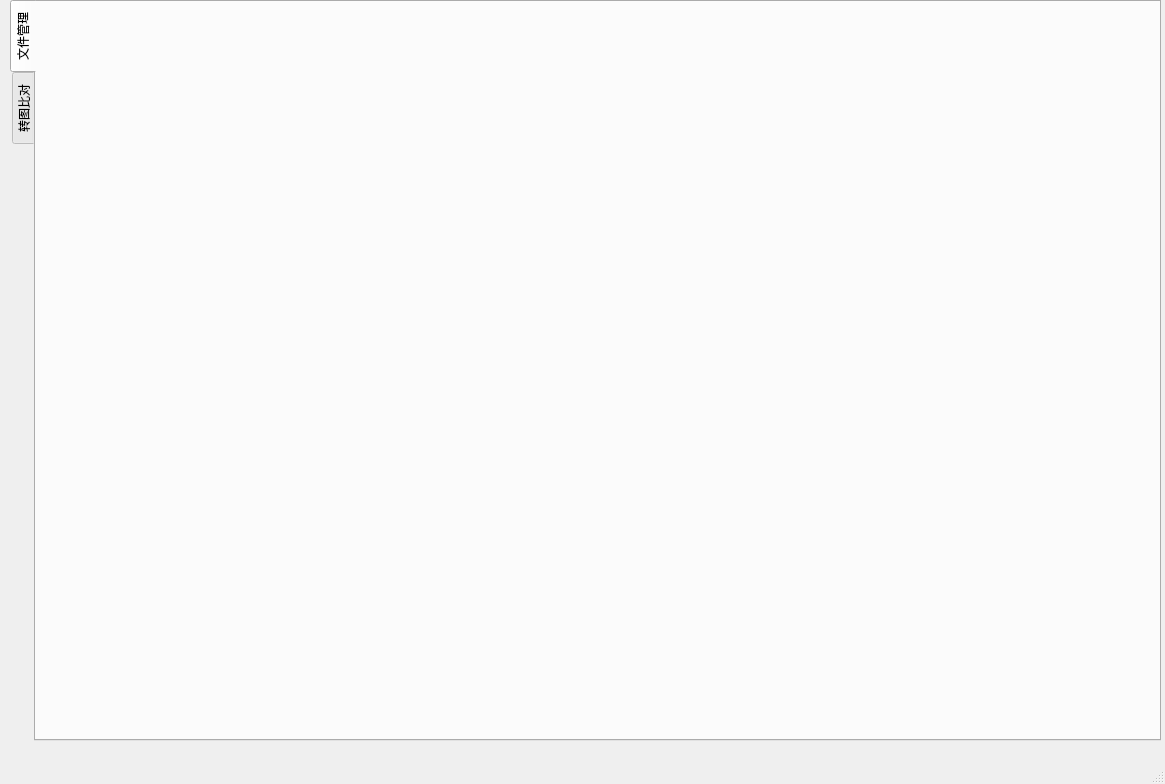
Before: the Qt Designer form ui/mainWindow.ui in naivete13sky/epvs, drawn with Qt 5.
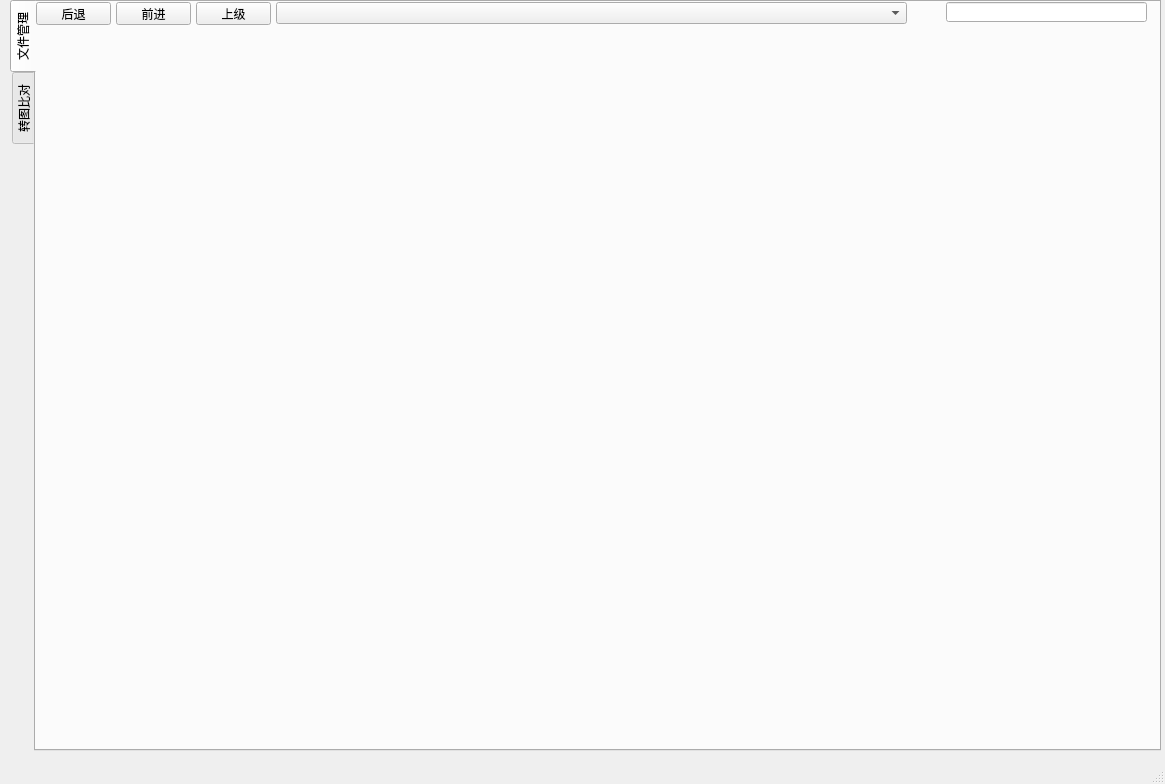
After: the same form once the commit is applied. Custom widgets are drawn as their Qt base class.

Commit message: 20230526-2 tab widget

What changed in the file:
```diff
--- a/ui/mainWindow.ui
+++ b/ui/mainWindow.ui
@@ -20,7 +20,7 @@
       <x>10</x>
       <y>0</y>
       <width>1151</width>
-      <height>741</height>
+      <height>751</height>
      </rect>
     </property>
     <property name="tabPosition">
@@ -33,6 +33,112 @@
      <attribute name="title">
       <string>文件管理</string>
      </attribute>
+     <widget class="QToolbar" name="toolBarMainFileExplorer" native="true">
+      <property name="geometry">
+       <rect>
+        <x>0</x>
+        <y>0</y>
+        <width>1121</width>
+        <height>21</height>
+       </rect>
+      </property>
+     </widget>
+     <widget class="QPushButton" name="pushButtonMainFileExplorerBack">
+      <property name="geometry">
+       <rect>
+        <x>0</x>
+        <y>0</y>
+        <width>75</width>
+        <height>23</height>
+       </rect>
+      </property>
+      <property name="text">
+       <string>后退</string>
+      </property>
+     </widget>
+     <widget class="QPushButton" name="pushButtonMainFileExplorerForward">
+      <property name="geometry">
+       <rect>
+        <x>80</x>
+        <y>0</y>
+        <width>75</width>
+        <height>23</height>
+       </rect>
+      </property>
+      <property name="text">
+       <string>前进</string>
+      </property>
+     </widget>
+     <widget class="QPushButton" name="pushButtonMainFileExplorerUp">
+      <property name="geometry">
+       <rect>
+        <x>160</x>
+        <y>0</y>
+        <width>75</width>
+        <height>23</height>
+       </rect>
+      </property>
+      <property name="text">
+       <string>上级</string>
+      </property>
+     </widget>
+     <widget class="QLineEdit" name="lineEditMainFileExplorerSearch">
+      <property name="geometry">
+       <rect>
+        <x>910</x>
+        <y>0</y>
+        <width>201</width>
+        <height>20</height>
+       </rect>
+      </property>
+     </widget>
+     <widget class="QComboBox" name="comboBoxMainFileExplorerPath">
+      <property name="geometry">
+       <rect>
+        <x>240</x>
+        <y>0</y>
+        <width>631</width>
+        <height>22</height>
+       </rect>
+      </property>
+     </widget>
+     <widget class="QWidget" name="">
+      <property name="geometry">
+       <rect>
+        <x>0</x>
+        <y>29</y>
+        <width>1111</width>
+        <height>701</height>
+       </rect>
+      </property>
+      <layout class="QHBoxLayout" name="horizontalLayout" stretch="2,10">
+       <item>
+        <widget class="QWidget" name="widgetMainFileExplorer" native="true">
+         <widget class="QWidget" name="">
+          <property name="geometry">
+           <rect>
+            <x>-8</x>
+            <y>0</y>
+            <width>191</width>
+            <height>701</height>
+           </rect>
+          </property>
+          <layout class="QVBoxLayout" name="verticalLayout">
+           <item>
+            <widget class="QWidget" name="widgetLeftSiderTop" native="true"/>
+           </item>
+           <item>
+            <widget class="QWidget" name="widgetLeftSiderBot" native="true"/>
+           </item>
+          </layout>
+         </widget>
+        </widget>
+       </item>
+       <item>
+        <widget class="QWidget" name="widgetRightMain" native="true"/>
+       </item>
+      </layout>
+     </widget>
     </widget>
     <widget class="QWidget" name="tabMainEPVS">
      <attribute name="title">
@@ -306,6 +412,13 @@
   </widget>
   <widget class="QStatusBar" name="statusbar"/>
  </widget>
+ <customwidgets>
+  <customwidget>
+   <class>QToolbar</class>
+   <extends>QWidget</extends>
+   <header>qtoolbar.h</header>
+  </customwidget>
+ </customwidgets>
  <resources/>
  <connections/>
 </ui>
```
The commit also changes 1 other file.
